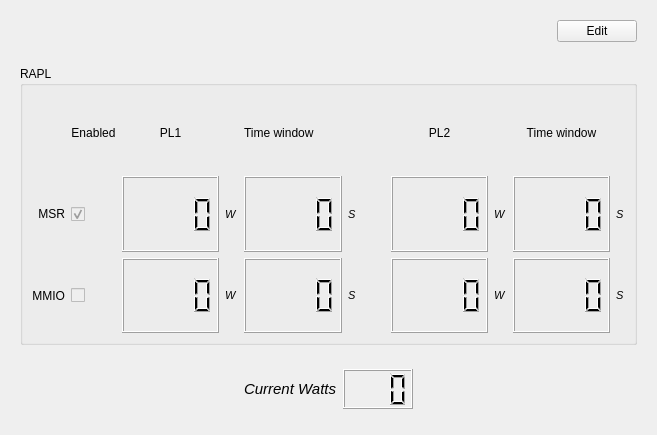
First picture: the form in widget_rapl.ui, repository NativCos/laptop_power, before the edit.
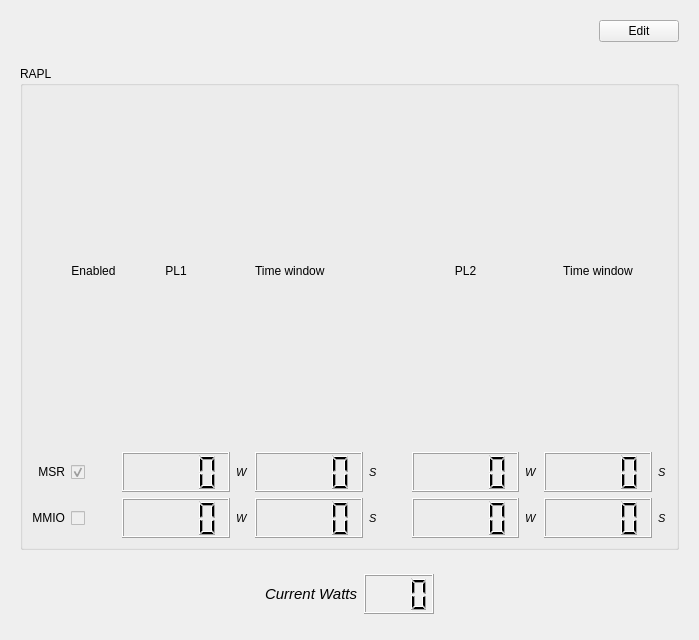
Second picture: the form after the edit.

```diff
--- a/widget_rapl.ui
+++ b/widget_rapl.ui
@@ -6,8 +6,8 @@
    <rect>
     <x>0</x>
     <y>0</y>
-    <width>657</width>
-    <height>435</height>
+    <width>699</width>
+    <height>640</height>
    </rect>
   </property>
   <property name="windowTitle">
@@ -192,6 +192,18 @@
             </item>
             <item row="3" column="2">
              <widget class="QLCDNumber" name="lcdNumber_mmio_pl1">
+              <property name="sizePolicy">
+               <sizepolicy hsizetype="Minimum" vsizetype="Fixed">
+                <horstretch>0</horstretch>
+                <verstretch>0</verstretch>
+               </sizepolicy>
+              </property>
+              <property name="minimumSize">
+               <size>
+                <width>0</width>
+                <height>40</height>
+               </size>
+              </property>
               <property name="smallDecimalPoint">
                <bool>true</bool>
               </property>
@@ -255,6 +267,18 @@
             </item>
             <item row="2" column="2">
              <widget class="QLCDNumber" name="lcdNumber_msr_pl1">
+              <property name="sizePolicy">
+               <sizepolicy hsizetype="Minimum" vsizetype="Fixed">
+                <horstretch>0</horstretch>
+                <verstretch>0</verstretch>
+               </sizepolicy>
+              </property>
+              <property name="minimumSize">
+               <size>
+                <width>0</width>
+                <height>40</height>
+               </size>
+              </property>
               <property name="smallDecimalPoint">
                <bool>true</bool>
               </property>
@@ -338,6 +362,18 @@
             </item>
             <item row="3" column="9">
              <widget class="QLCDNumber" name="lcdNumber_mmio_pl2tw">
+              <property name="sizePolicy">
+               <sizepolicy hsizetype="Minimum" vsizetype="Fixed">
+                <horstretch>0</horstretch>
+                <verstretch>0</verstretch>
+               </sizepolicy>
+              </property>
+              <property name="minimumSize">
+               <size>
+                <width>0</width>
+                <height>40</height>
+               </size>
+              </property>
               <property name="smallDecimalPoint">
                <bool>true</bool>
               </property>
@@ -385,6 +421,18 @@
             </item>
             <item row="3" column="7">
              <widget class="QLCDNumber" name="lcdNumber_mmio_pl2">
+              <property name="sizePolicy">
+               <sizepolicy hsizetype="Minimum" vsizetype="Fixed">
+                <horstretch>0</horstretch>
+                <verstretch>0</verstretch>
+               </sizepolicy>
+              </property>
+              <property name="minimumSize">
+               <size>
+                <width>0</width>
+                <height>40</height>
+               </size>
+              </property>
               <property name="smallDecimalPoint">
                <bool>true</bool>
               </property>
@@ -432,6 +480,18 @@
             </item>
             <item row="3" column="4">
              <widget class="QLCDNumber" name="lcdNumber_mmio_pl1tw">
+              <property name="sizePolicy">
+               <sizepolicy hsizetype="Minimum" vsizetype="Fixed">
+                <horstretch>0</horstretch>
+                <verstretch>0</verstretch>
+               </sizepolicy>
+              </property>
+              <property name="minimumSize">
+               <size>
+                <width>0</width>
+                <height>40</height>
+               </size>
+              </property>
               <property name="smallDecimalPoint">
                <bool>true</bool>
               </property>
@@ -539,6 +599,18 @@
             </item>
             <item row="2" column="7">
              <widget class="QLCDNumber" name="lcdNumber_msr_pl2">
+              <property name="sizePolicy">
+               <sizepolicy hsizetype="Minimum" vsizetype="Fixed">
+                <horstretch>0</horstretch>
+                <verstretch>0</verstretch>
+               </sizepolicy>
+              </property>
+              <property name="minimumSize">
+               <size>
+                <width>0</width>
+                <height>40</height>
+               </size>
+              </property>
               <property name="smallDecimalPoint">
                <bool>true</bool>
               </property>
@@ -555,6 +627,18 @@
             </item>
             <item row="2" column="9">
              <widget class="QLCDNumber" name="lcdNumber_msr_pl2tw">
+              <property name="sizePolicy">
+               <sizepolicy hsizetype="Minimum" vsizetype="Fixed">
+                <horstretch>0</horstretch>
+                <verstretch>0</verstretch>
+               </sizepolicy>
+              </property>
+              <property name="minimumSize">
+               <size>
+                <width>0</width>
+                <height>40</height>
+               </size>
+              </property>
               <property name="smallDecimalPoint">
                <bool>true</bool>
               </property>
@@ -571,6 +655,18 @@
             </item>
             <item row="2" column="4">
              <widget class="QLCDNumber" name="lcdNumber_msr_pl1tw">
+              <property name="sizePolicy">
+               <sizepolicy hsizetype="Minimum" vsizetype="Fixed">
+                <horstretch>0</horstretch>
+                <verstretch>0</verstretch>
+               </sizepolicy>
+              </property>
+              <property name="minimumSize">
+               <size>
+                <width>0</width>
+                <height>40</height>
+               </size>
+              </property>
               <property name="smallDecimalPoint">
                <bool>true</bool>
               </property>
```
